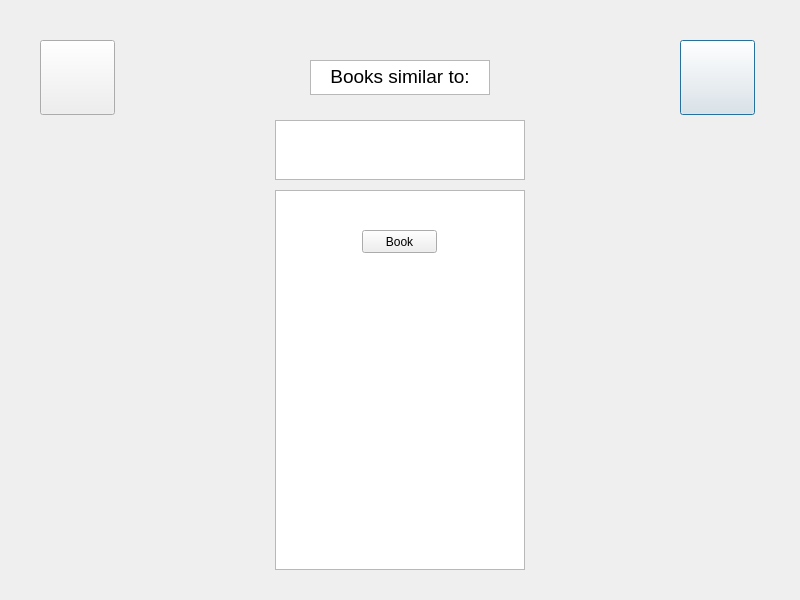
First picture: the form in ui/similar_result.ui, repository CharlesBeise/book_recommender, before the edit.
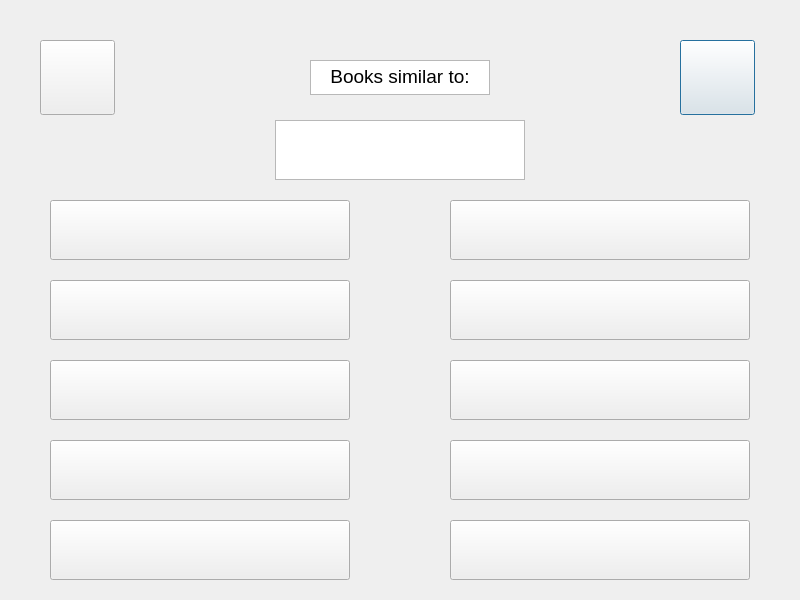
Second picture: the form after the edit. Icons and pictures are not drawn.

The edit to the form file:
```diff
--- a/ui/similar_result.ui
+++ b/ui/similar_result.ui
@@ -86,27 +86,134 @@
     </rect>
    </property>
   </widget>
-  <widget class="QTextBrowser" name="SRBookList">
+  <widget class="QPushButton" name="Book8">
    <property name="geometry">
     <rect>
-     <x>275</x>
-     <y>190</y>
-     <width>250</width>
-     <height>380</height>
+     <x>450</x>
+     <y>360</y>
+     <width>300</width>
+     <height>60</height>
     </rect>
    </property>
+   <property name="text">
+    <string/>
+   </property>
   </widget>
   <widget class="QPushButton" name="SRBookBtn">
    <property name="geometry">
     <rect>
-     <x>362</x>
-     <y>230</y>
-     <width>75</width>
-     <height>23</height>
+     <x>450</x>
+     <y>200</y>
+     <width>300</width>
+     <height>60</height>
     </rect>
    </property>
    <property name="text">
-    <string>Book</string>
+    <string/>
+   </property>
+  </widget>
+  <widget class="QPushButton" name="Book7">
+   <property name="geometry">
+    <rect>
+     <x>450</x>
+     <y>280</y>
+     <width>300</width>
+     <height>60</height>
+    </rect>
+   </property>
+   <property name="text">
+    <string/>
+   </property>
+  </widget>
+  <widget class="QPushButton" name="Book5">
+   <property name="geometry">
+    <rect>
+     <x>50</x>
+     <y>520</y>
+     <width>300</width>
+     <height>60</height>
+    </rect>
+   </property>
+   <property name="text">
+    <string/>
+   </property>
+  </widget>
+  <widget class="QPushButton" name="Book1">
+   <property name="geometry">
+    <rect>
+     <x>50</x>
+     <y>200</y>
+     <width>300</width>
+     <height>60</height>
+    </rect>
+   </property>
+   <property name="text">
+    <string/>
+   </property>
+  </widget>
+  <widget class="QPushButton" name="Book4">
+   <property name="geometry">
+    <rect>
+     <x>50</x>
+     <y>440</y>
+     <width>300</width>
+     <height>60</height>
+    </rect>
+   </property>
+   <property name="text">
+    <string/>
+   </property>
+  </widget>
+  <widget class="QPushButton" name="Book3">
+   <property name="geometry">
+    <rect>
+     <x>50</x>
+     <y>360</y>
+     <width>300</width>
+     <height>60</height>
+    </rect>
+   </property>
+   <property name="text">
+    <string/>
+   </property>
+  </widget>
+  <widget class="QPushButton" name="Book2">
+   <property name="geometry">
+    <rect>
+     <x>50</x>
+     <y>280</y>
+     <width>300</width>
+     <height>60</height>
+    </rect>
+   </property>
+   <property name="text">
+    <string/>
+   </property>
+  </widget>
+  <widget class="QPushButton" name="Book9">
+   <property name="geometry">
+    <rect>
+     <x>450</x>
+     <y>440</y>
+     <width>300</width>
+     <height>60</height>
+    </rect>
+   </property>
+   <property name="text">
+    <string/>
+   </property>
+  </widget>
+  <widget class="QPushButton" name="Book_10">
+   <property name="geometry">
+    <rect>
+     <x>450</x>
+     <y>520</y>
+     <width>300</width>
+     <height>60</height>
+    </rect>
+   </property>
+   <property name="text">
+    <string/>
    </property>
   </widget>
  </widget>
```
Left out of the diff: 2 changed lines with no effect on the pictures.
